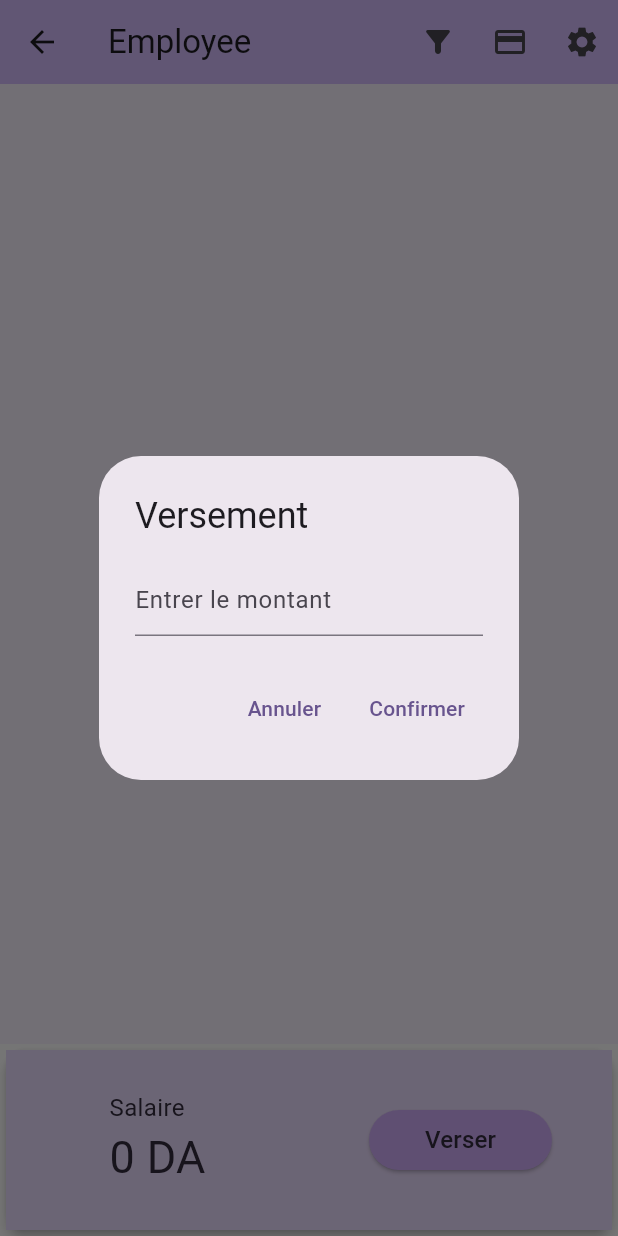
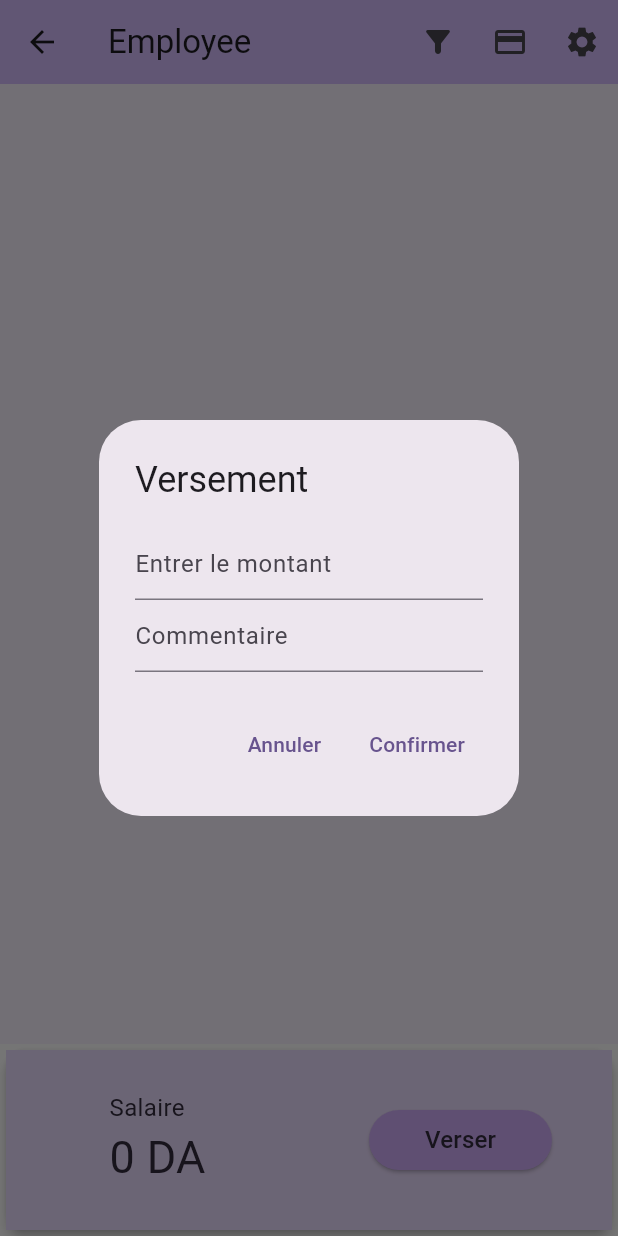
Before and after one commit to Silaagency/manager, a Flutter app: the AdminEmployeeDetailsPage screen opened directly with empty values, after a tap on "Verser", on a phone screen of 412 x 824 dp. Run offline on Flutter 3.47's test engine with Material 3 defaults, Android fonts, the phone set to English and light mode, and no system bars; our stand-ins replace flutter_styled_toast, shared_preferences; accounts and stored records are empty; network calls fail.

Commit message:
adds comments to payments

```diff
--- a/lib/adminEmployeeDetails.dart
+++ b/lib/adminEmployeeDetails.dart
@@ -78,9 +78,9 @@ class _AdminEmployeeDetailsPageState extends State<AdminEmployeeDetailsPage> wit
 
   }
 
-  void verser(int amount)
+  void verser(int amount, String comment)
   {
-    Payment payment = Payment(employee: employee!.employeeInfo.email, date: DateTime.now(), amount: amount);
+    Payment payment = Payment(employee: employee!.employeeInfo.email, comment: comment, date: DateTime.now(), amount: amount);
     createPayment(payment).then((value) => updateState());
   }
 
@@ -308,9 +308,15 @@ class _AdminEmployeeDetailsPageState extends State<AdminEmployeeDetailsPage> wit
                                         context: context,
                                         builder: (BuildContext context) {
                                           TextEditingController versementController = TextEditingController();
+                                          TextEditingController commentController = TextEditingController();
                                           return AlertDialog(
                                             title: Text('Versement'),
-                                            content: TextField(
+                                            content: Container(
+                                              width: 200,
+                                              child: Column(
+                                                mainAxisSize: MainAxisSize.min,
+                                                children: [
+                                                  TextField(
                                                     keyboardType: TextInputType.number,
                                                     inputFormatters: [FilteringTextInputFormatter.digitsOnly],
                                                     controller: versementController,
@@ -319,6 +325,16 @@ class _AdminEmployeeDetailsPageState extends State<AdminEmployeeDetailsPage> wit
                                                       suffixText: 'DA',
                                                     ),
                                                   ),
+                                                  TextField(
+                                                    controller: commentController,
+                                                    decoration: InputDecoration(
+                                                      hintText: 'Commentaire',
+                                                    ),
+                                                  ),
+                                                ],
+                                              ),
+                                            ),
+
                                             actions: [
                                               TextButton(
                                                 child: Text('Annuler'),
@@ -330,10 +346,11 @@ class _AdminEmployeeDetailsPageState extends State<AdminEmployeeDetailsPage> wit
                                                 child: Text('Confirmer'),
                                                 onPressed: () {
                                                   final text = versementController.text;
+                                                  final comment = commentController.text;
                                                   int res = 0;
                                                   if (text != "")
                                                     res = int.parse(text);
-                                                  Navigator.of(context).pop(res);
+                                                  Navigator.of(context).pop((res, "fezfez"));
                                                 },
                                               ),
                                             ],
@@ -341,7 +358,7 @@ class _AdminEmployeeDetailsPageState extends State<AdminEmployeeDetailsPage> wit
                                         },
                                       ).then((value) {
                                         if (value != null && value != 0) {
-                                          verser(value);
+                                          verser(value.$1, value.$2);
                                         }
                                       });
                                     },
--- a/lib/data.dart
+++ b/lib/data.dart
@@ -346,17 +346,20 @@ class PaymentDetails {
 class Payment {
   Payment({
     required this.employee,
+    required this.comment,
     required this.date,
     required this.amount,
   });
 
   final String employee;
+  final String comment;
   final DateTime date;
   final int amount;
 
   factory Payment.fromJson(Map<String, dynamic> json) {
     return Payment(
       employee: json['employee'],
+      comment: json['comment'],
       date: DateTime.parse(json['date']),
       amount: json['amount'],
     );
@@ -365,6 +368,7 @@ class Payment {
   Map<String, dynamic> toJson() {
     return {
       'employee': employee,
+      'comment': comment,
       'date': date.toIso8601String(),
       'amount': amount,
     };
```
Lines whose indentation alone changed are shown as unchanged.
